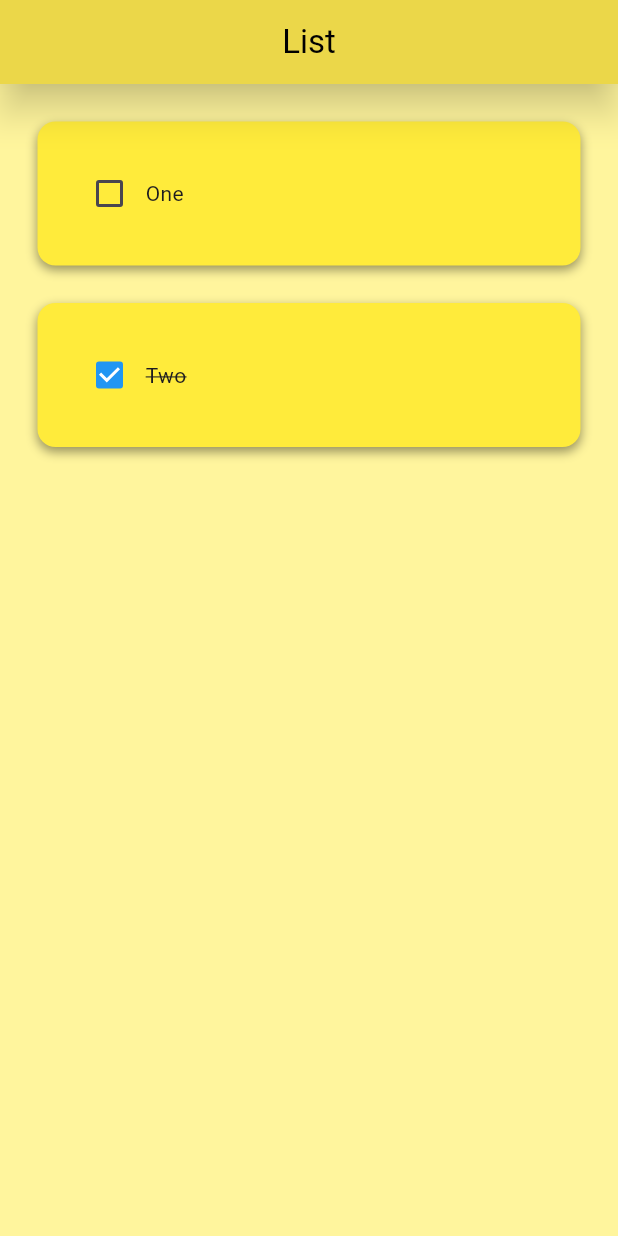
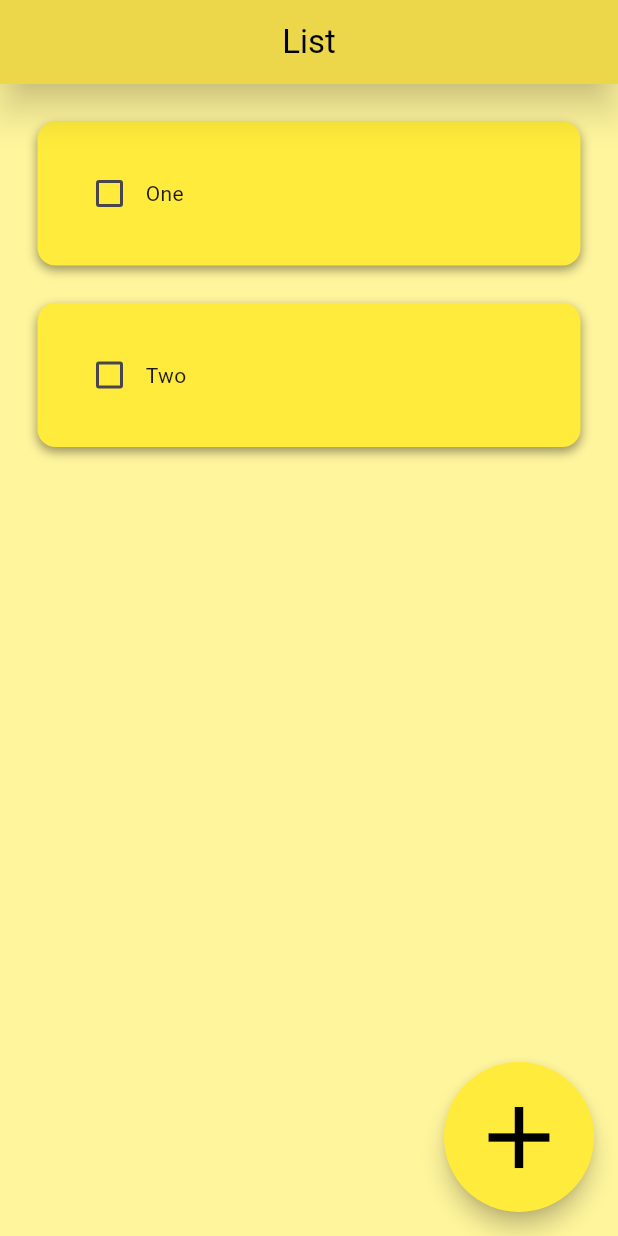
Before and after one commit to smahk1/todo_app, a Flutter app: the screen it shows after launch, on a phone screen of 412 x 824 dp. Run offline on Flutter 3.47's test engine with Material 3 defaults, Android fonts, the phone set to English and light mode, and no system bars.

Commit message:
Button added

```diff
--- a/lib/Pages/todo_page.dart
+++ b/lib/Pages/todo_page.dart
@@ -1,7 +1,7 @@
 // ignore_for_file: prefer_const_constructors, prefer_const_literals_to_create_immutables, avoid_print
 
 import 'package:flutter/material.dart';
-import 'package:todo_app/Components/button.dart';
+import 'package:todo_app/Components/button_menu.dart';
 import 'package:todo_app/Components/todo_tile.dart';
 
 class TodoPage extends StatefulWidget {
@@ -14,7 +14,7 @@ class TodoPage extends StatefulWidget {
 class _TodoPageState extends State<TodoPage> {
   List todoList = [
     ["One", false],
-    ["Two", true]
+    ["Two", false]
   ];
 // Checkbox tapped
   void checkBoxChanged(bool? value, int index) {
@@ -39,6 +39,25 @@ class _TodoPageState extends State<TodoPage> {
         shadowColor: Colors.black.withOpacity(0.8),
       ),
       backgroundColor: Colors.yellow[200],
+      floatingActionButton: SizedBox(
+        width: 100,
+        height: 100,
+        child: FloatingActionButton(
+          onPressed: () {
+            setState(() {
+              ButtonMenu();
+            });
+          },
+          shape:
+              RoundedRectangleBorder(borderRadius: BorderRadius.circular(50)),
+          backgroundColor: Colors.yellow,
+          child: Icon(
+            Icons.add,
+            size: 70,
+            color: Colors.black,
+          ),
+        ),
+      ),
       body: ListView.builder(
         itemCount: todoList.length,
         itemBuilder: (context, index) {
```
Also changed, not shown: lib/Components/button.dart (deleted, +0 -32 lines), lib/Components/button_menu.dart (added, +26 -0 lines).
